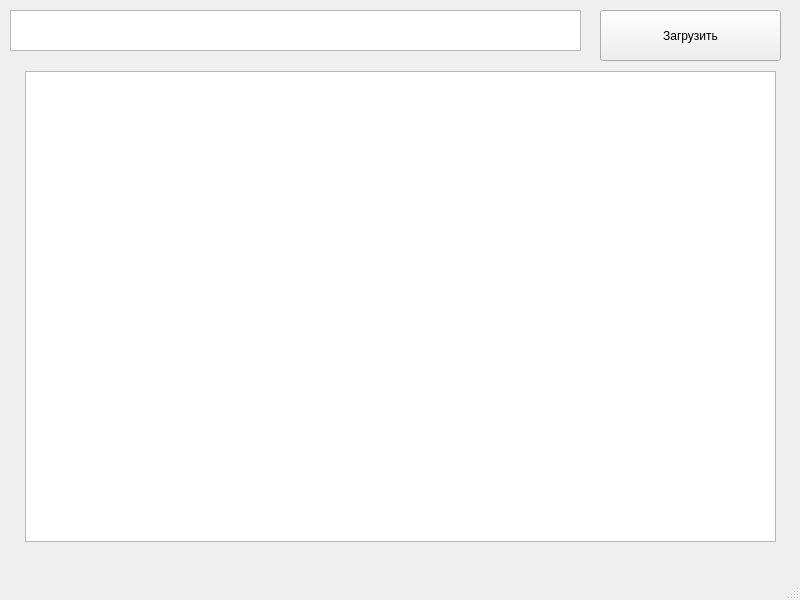
Poltava49/coffee, file coffee/coffee_ui.ui: the form before one commit.
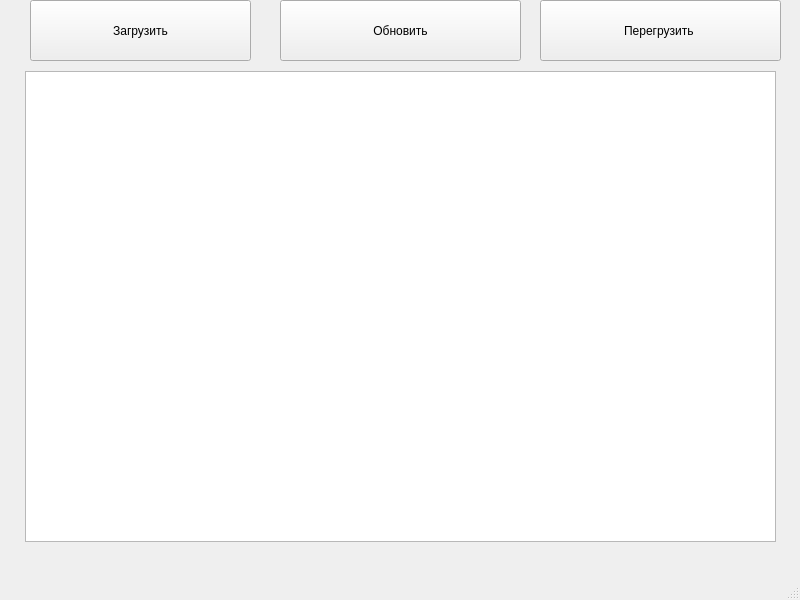
The form after the commit.

Commit message: create second windows

```diff
--- a/coffee/coffee_ui.ui
+++ b/coffee/coffee_ui.ui
@@ -14,23 +14,13 @@
    <string>MainWindow</string>
   </property>
   <widget class="QWidget" name="centralwidget">
-   <widget class="QPlainTextEdit" name="plainTextEdit">
-    <property name="geometry">
-     <rect>
-      <x>10</x>
-      <y>10</y>
-      <width>571</width>
-      <height>41</height>
-     </rect>
-    </property>
-   </widget>
    <widget class="QPushButton" name="pushButton">
     <property name="geometry">
      <rect>
-      <x>600</x>
-      <y>10</y>
-      <width>181</width>
-      <height>51</height>
+      <x>30</x>
+      <y>0</y>
+      <width>221</width>
+      <height>61</height>
      </rect>
     </property>
     <property name="text">
@@ -47,6 +37,32 @@
      </rect>
     </property>
    </widget>
+   <widget class="QPushButton" name="pushButton_2">
+    <property name="geometry">
+     <rect>
+      <x>540</x>
+      <y>0</y>
+      <width>241</width>
+      <height>61</height>
+     </rect>
+    </property>
+    <property name="text">
+     <string>Перегрузить </string>
+    </property>
+   </widget>
+   <widget class="QPushButton" name="pushButton_3">
+    <property name="geometry">
+     <rect>
+      <x>280</x>
+      <y>0</y>
+      <width>241</width>
+      <height>61</height>
+     </rect>
+    </property>
+    <property name="text">
+     <string>Обновить</string>
+    </property>
+   </widget>
   </widget>
   <widget class="QMenuBar" name="menubar">
    <property name="geometry">
```
The commit also changes 6 other files.
